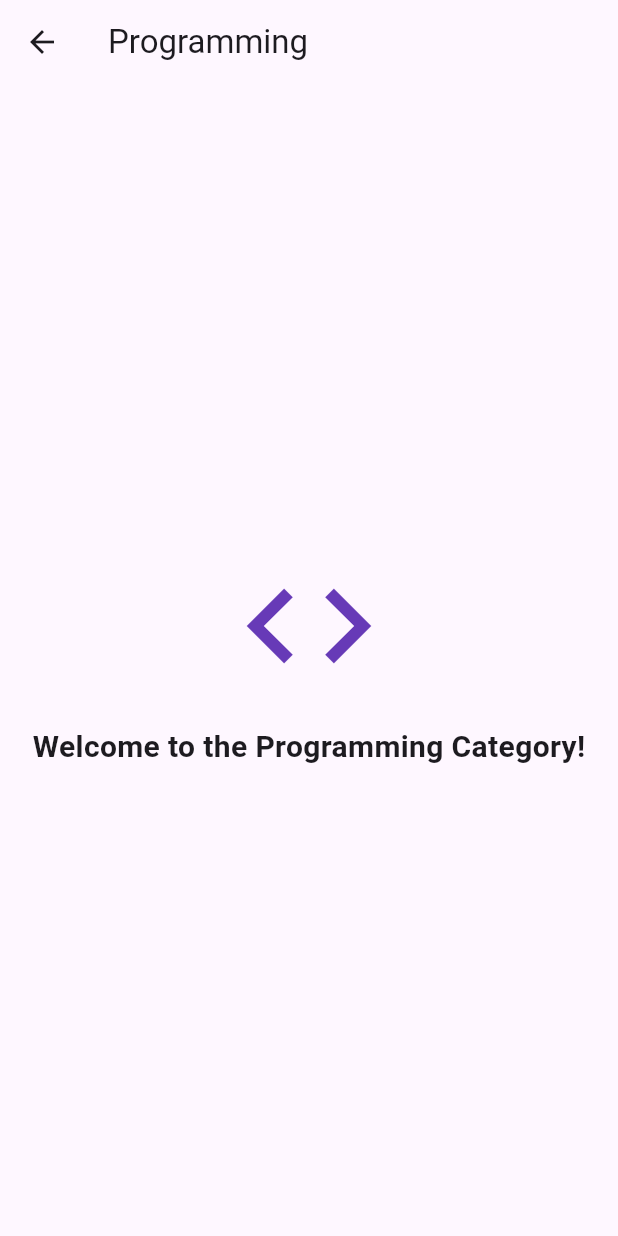
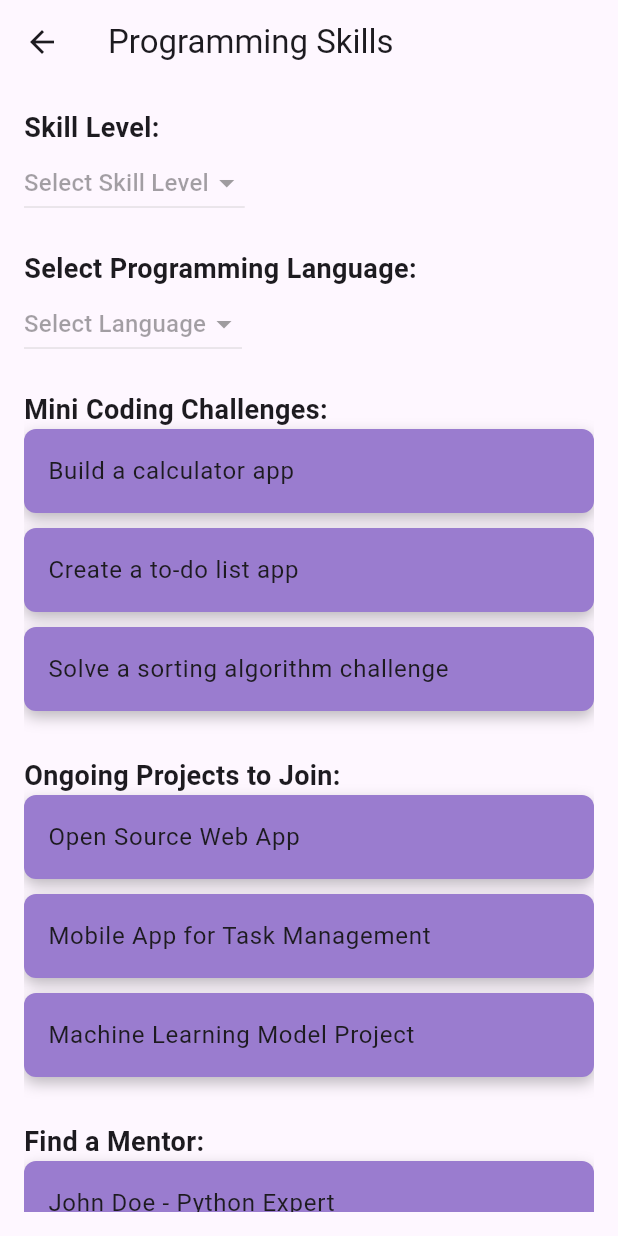
Before and after one commit to Atik-hridoy/skill_swap, a Flutter app: the screen it shows after launch, after a tap on "Programming", on a phone screen of 412 x 824 dp. Run offline on Flutter 3.47's test engine with Material 3 defaults, Android fonts, the phone set to English and light mode, and no system bars.

Commit message:
Build programming page with animations and features

```diff
--- a/lib/screens/categories/programming_screen.dart
+++ b/lib/screens/categories/programming_screen.dart
@@ -1,25 +1,190 @@
 import 'package:flutter/material.dart';
 
-class ProgrammingScreen extends StatelessWidget {
-  const ProgrammingScreen({super.key});
+class ProgrammingScreen extends StatefulWidget {
+  ProgrammingScreen({super.key});
+
+  @override
+  _ProgrammingScreenState createState() => _ProgrammingScreenState();
+}
+
+class _ProgrammingScreenState extends State<ProgrammingScreen> {
+  final List<String> languages = [
+    'Python',
+    'JavaScript',
+    'Dart',
+    'Java',
+    'C++'
+  ];
+  final List<String> skillLevels = ['Beginner', 'Intermediate', 'Advanced'];
+  final List<String> challenges = [
+    'Build a calculator app',
+    'Create a to-do list app',
+    'Solve a sorting algorithm challenge',
+  ];
+  final List<String> projects = [
+    'Open Source Web App',
+    'Mobile App for Task Management',
+    'Machine Learning Model Project',
+  ];
+  final List<String> mentors = [
+    'John Doe - Python Expert',
+    'Jane Smith - JavaScript Guru',
+    'Alex Johnson - Dart Enthusiast',
+  ];
+
+  bool _isAnimating = false;
+
+  @override
+  void initState() {
+    super.initState();
+    Future.delayed(const Duration(milliseconds: 500), () {
+      setState(() {
+        _isAnimating = true;
+      });
+    });
+  }
 
   @override
   Widget build(BuildContext context) {
     return Scaffold(
       appBar: AppBar(
-        title: const Text('Programming'),
+        title: const Text('Programming Skills'),
       ),
-      body: Center(
-        child: Column(
-          mainAxisAlignment: MainAxisAlignment.center,
-          children: const [
-            Icon(Icons.code, size: 100, color: Colors.deepPurple),
-            SizedBox(height: 16),
-            Text(
-              'Welcome to the Programming Category!',
-              style: TextStyle(fontSize: 20, fontWeight: FontWeight.bold),
-            ),
-          ],
+      body: Padding(
+        padding: const EdgeInsets.all(16.0),
+        child: SingleChildScrollView(
+          child: Column(
+            crossAxisAlignment: CrossAxisAlignment.start,
+            children: [
+              const Text(
+                'Skill Level:',
+                style: TextStyle(fontSize: 18, fontWeight: FontWeight.bold),
+              ),
+              AnimatedOpacity(
+                opacity: _isAnimating ? 1.0 : 0.0,
+                duration: const Duration(seconds: 1),
+                child: DropdownButton<String>(
+                  items: skillLevels.map((level) {
+                    return DropdownMenuItem<String>(
+                      value: level,
+                      child: Text(level),
+                    );
+                  }).toList(),
+                  onChanged: (value) {},
+                  hint: const Text('Select Skill Level'),
+                ),
+              ),
+              const SizedBox(height: 20),
+              const Text(
+                'Select Programming Language:',
+                style: TextStyle(fontSize: 18, fontWeight: FontWeight.bold),
+              ),
+              AnimatedOpacity(
+                opacity: _isAnimating ? 1.0 : 0.0,
+                duration: const Duration(seconds: 1),
+                child: DropdownButton<String>(
+                  items: languages.map((lang) {
+                    return DropdownMenuItem<String>(
+                      value: lang,
+                      child: Text(lang),
+                    );
+                  }).toList(),
+                  onChanged: (value) {},
+                  hint: const Text('Select Language'),
+                ),
+              ),
+              const SizedBox(height: 20),
+              const Text(
+                'Mini Coding Challenges:',
+                style: TextStyle(fontSize: 18, fontWeight: FontWeight.bold),
+              ),
+              Column(
+                crossAxisAlignment: CrossAxisAlignment.start,
+                children: challenges.map((challenge) {
+                  return AnimatedContainer(
+                    duration: const Duration(seconds: 1),
+                    curve: Curves.easeInOut,
+                    margin: const EdgeInsets.only(bottom: 10),
+                    decoration: BoxDecoration(
+                      color: _isAnimating ? Colors.deepPurple : Colors.white,
+                      borderRadius: BorderRadius.circular(8),
+                      boxShadow: [
+                        BoxShadow(
+                          color: Colors.black26,
+                          blurRadius: 8,
+                          offset: const Offset(0, 4),
+                        ),
+                      ],
+                    ),
+                    child: ListTile(
+                      title: Text(challenge),
+                      onTap: () {},
+                    ),
+                  );
+                }).toList(),
+              ),
+              const SizedBox(height: 20),
+              const Text(
+                'Ongoing Projects to Join:',
+                style: TextStyle(fontSize: 18, fontWeight: FontWeight.bold),
+              ),
+              Column(
+                crossAxisAlignment: CrossAxisAlignment.start,
+                children: projects.map((project) {
+                  return AnimatedContainer(
+                    duration: const Duration(seconds: 1),
+                    curve: Curves.easeInOut,
+                    margin: const EdgeInsets.only(bottom: 10),
+                    decoration: BoxDecoration(
+                      color: _isAnimating ? Colors.deepPurple : Colors.white,
+                      borderRadius: BorderRadius.circular(8),
+                      boxShadow: [
+                        BoxShadow(
+                          color: Colors.black26,
+                          blurRadius: 8,
+                          offset: const Offset(0, 4),
+                        ),
+                      ],
+                    ),
+                    child: ListTile(
+                      title: Text(project),
+                      onTap: () {},
+                    ),
+                  );
+                }).toList(),
+              ),
+              const SizedBox(height: 20),
+              const Text(
+                'Find a Mentor:',
+                style: TextStyle(fontSize: 18, fontWeight: FontWeight.bold),
+              ),
+              Column(
+                crossAxisAlignment: CrossAxisAlignment.start,
+                children: mentors.map((mentor) {
+                  return AnimatedContainer(
+                    duration: const Duration(seconds: 1),
+                    curve: Curves.easeInOut,
+                    margin: const EdgeInsets.only(bottom: 10),
+                    decoration: BoxDecoration(
+                      color: _isAnimating ? Colors.deepPurple : Colors.white,
+                      borderRadius: BorderRadius.circular(8),
+                      boxShadow: [
+                        BoxShadow(
+                          color: Colors.black26,
+                          blurRadius: 8,
+                          offset: const Offset(0, 4),
+                        ),
+                      ],
+                    ),
+                    child: ListTile(
+                      title: Text(mentor),
+                      onTap: () {},
+                    ),
+                  );
+                }).toList(),
+              ),
+            ],
+          ),
         ),
       ),
     );
--- a/lib/screens/home_screen.dart
+++ b/lib/screens/home_screen.dart
@@ -90,8 +90,8 @@ class _HomeScreenState extends State<HomeScreen> {
                 crossAxisSpacing: 16,
                 mainAxisSpacing: 16,
                 children: [
-                  _buildCategoryItem(context, Icons.code, 'Programming',
-                      const ProgrammingScreen()),
+                  _buildCategoryItem(
+                      context, Icons.code, 'Programming', ProgrammingScreen()),
                   _buildCategoryItem(context, Icons.palette, 'Art & Design',
                       const ArtDesignScreen()),
                   _buildCategoryItem(context, Icons.language,
--- a/lib/screens/splash_screen.dart
+++ b/lib/screens/splash_screen.dart
@@ -1,5 +1,5 @@
 import 'package:flutter/material.dart';
-import 'home_screen.dart'; // Import HomeScreen
+import 'home_screen.dart';
 
 class SplashScreen extends StatefulWidget {
   const SplashScreen({super.key});
@@ -17,7 +17,7 @@ class _SplashScreenState extends State<SplashScreen> {
       Navigator.pushReplacement(
         context,
         MaterialPageRoute(
-          builder: (context) => const HomeScreen(),
+          builder: (context) => const HomeScreen(), // Correct HomeScreen usage
         ),
       );
     });
```
